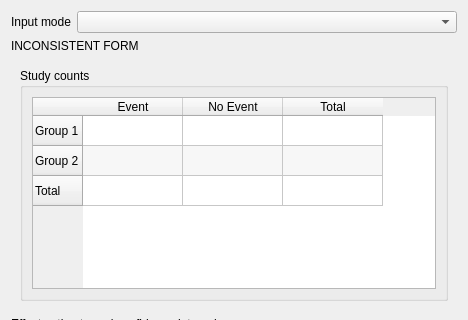
Above: src/rc_metastudio/forms/binary_data_dialog.ui from AliSalman-et-al/rc-metastudio before the change; both pictures show x 0 to 468 and y 0 to 320 of the 468 by 502 pixel window. Below: the same form after it.
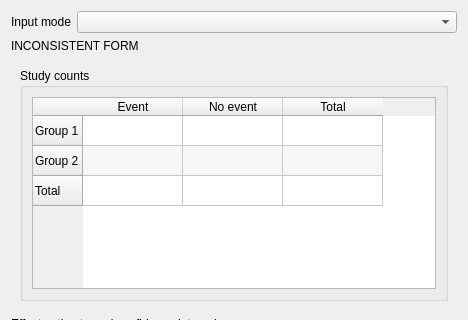
That is the form after the change. Icons and pictures are not drawn.

What changed in the file:
```diff
--- a/src/rc_metastudio/forms/binary_data_dialog.ui
+++ b/src/rc_metastudio/forms/binary_data_dialog.ui
@@ -42,7 +42,7 @@
             <row><property name="text"><string>Group 2</string></property></row>
             <row><property name="text"><string>Total</string></property></row>
             <column><property name="text"><string>Event</string></property></column>
-            <column><property name="text"><string>No Event</string></property></column>
+            <column><property name="text"><string>No event</string></property></column>
             <column><property name="text"><string>Total</string></property></column>
            </widget>
           </item>
```
